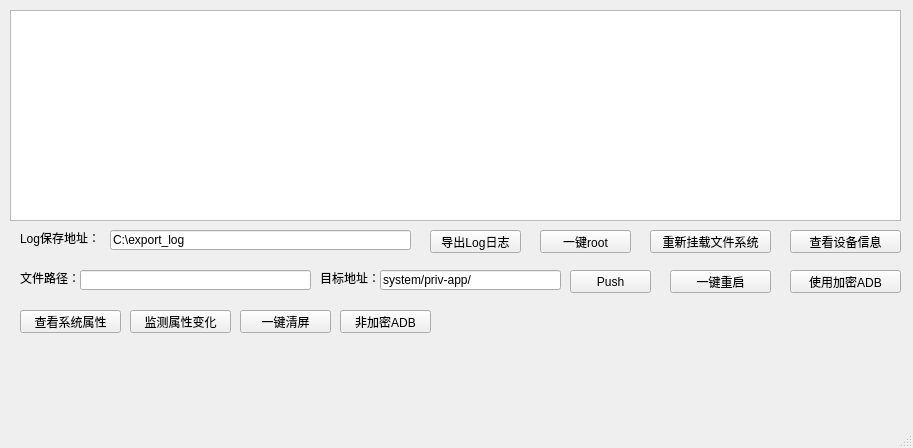
First picture: the form in ScriptTools/test.ui, repository jiaxingLiu/AdbDebugTools, before the edit.
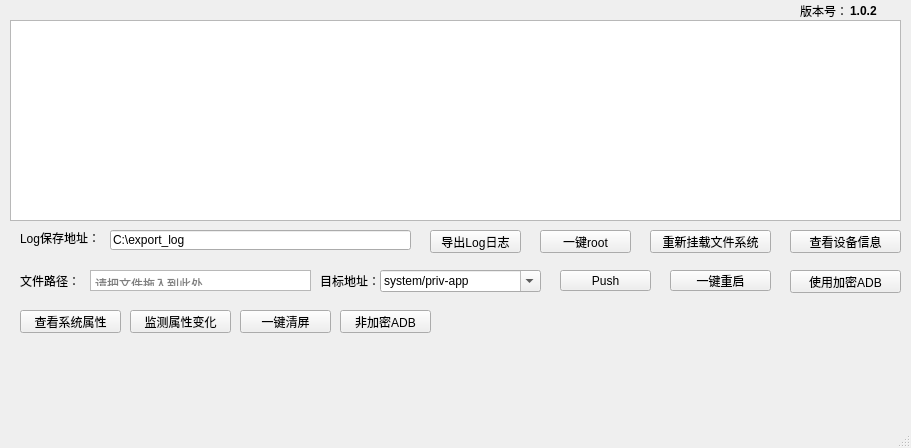
Second picture: the form after the edit.

Diff of the .ui file:
```diff
--- a/ScriptTools/test.ui
+++ b/ScriptTools/test.ui
@@ -9,7 +9,7 @@
    <rect>
     <x>0</x>
     <y>0</y>
-    <width>913</width>
+    <width>911</width>
     <height>448</height>
    </rect>
   </property>
@@ -104,9 +104,9 @@
     <property name="geometry">
      <rect>
       <x>10</x>
-      <y>10</y>
+      <y>20</y>
       <width>891</width>
-      <height>211</height>
+      <height>201</height>
      </rect>
     </property>
     <property name="readOnly">
@@ -119,7 +119,7 @@
       <x>670</x>
       <y>270</y>
       <width>101</width>
-      <height>23</height>
+      <height>21</height>
      </rect>
     </property>
     <property name="text">
@@ -132,33 +132,20 @@
       <x>20</x>
       <y>270</y>
       <width>91</width>
-      <height>16</height>
+      <height>21</height>
      </rect>
     </property>
     <property name="text">
      <string>文件路径：</string>
     </property>
    </widget>
-   <widget class="QLineEdit" name="le_file_path">
-    <property name="geometry">
-     <rect>
-      <x>80</x>
-      <y>270</y>
-      <width>231</width>
-      <height>20</height>
-     </rect>
-    </property>
-    <property name="clearButtonEnabled">
-     <bool>false</bool>
-    </property>
-   </widget>
    <widget class="QPushButton" name="btn_push">
     <property name="geometry">
      <rect>
-      <x>570</x>
+      <x>560</x>
       <y>270</y>
-      <width>81</width>
-      <height>23</height>
+      <width>91</width>
+      <height>21</height>
      </rect>
     </property>
     <property name="text">
@@ -191,26 +178,13 @@
      <string>监测属性变化</string>
     </property>
    </widget>
-   <widget class="QLineEdit" name="le_total_path">
-    <property name="geometry">
-     <rect>
-      <x>380</x>
-      <y>270</y>
-      <width>181</width>
-      <height>20</height>
-     </rect>
-    </property>
-    <property name="text">
-     <string>system/priv-app/</string>
-    </property>
-   </widget>
    <widget class="QLabel" name="label_3">
     <property name="geometry">
      <rect>
       <x>320</x>
       <y>270</y>
       <width>61</width>
-      <height>16</height>
+      <height>21</height>
      </rect>
     </property>
     <property name="text">
@@ -269,6 +243,132 @@
      <string>重新挂载文件系统</string>
     </property>
    </widget>
+   <widget class="QTextEdit" name="te_file_path">
+    <property name="geometry">
+     <rect>
+      <x>90</x>
+      <y>270</y>
+      <width>221</width>
+      <height>21</height>
+     </rect>
+    </property>
+    <property name="sizePolicy">
+     <sizepolicy hsizetype="Expanding" vsizetype="Expanding">
+      <horstretch>0</horstretch>
+      <verstretch>0</verstretch>
+     </sizepolicy>
+    </property>
+    <property name="mouseTracking">
+     <bool>false</bool>
+    </property>
+    <property name="toolTip">
+     <string/>
+    </property>
+    <property name="autoFillBackground">
+     <bool>false</bool>
+    </property>
+    <property name="frameShadow">
+     <enum>QFrame::Plain</enum>
+    </property>
+    <property name="verticalScrollBarPolicy">
+     <enum>Qt::ScrollBarAlwaysOff</enum>
+    </property>
+    <property name="horizontalScrollBarPolicy">
+     <enum>Qt::ScrollBarAlwaysOff</enum>
+    </property>
+    <property name="sizeAdjustPolicy">
+     <enum>QAbstractScrollArea::AdjustIgnored</enum>
+    </property>
+    <property name="tabChangesFocus">
+     <bool>false</bool>
+    </property>
+    <property name="lineWrapMode">
+     <enum>QTextEdit::WidgetWidth</enum>
+    </property>
+    <property name="lineWrapColumnOrWidth">
+     <number>-1</number>
+    </property>
+    <property name="html">
+     <string>&lt;!DOCTYPE HTML PUBLIC &quot;-//W3C//DTD HTML 4.0//EN&quot; &quot;http://www.w3.org/TR/REC-html40/strict.dtd&quot;&gt;
+&lt;html&gt;&lt;head&gt;&lt;meta name=&quot;qrichtext&quot; content=&quot;1&quot; /&gt;&lt;style type=&quot;text/css&quot;&gt;
+p, li { white-space: pre-wrap; }
+&lt;/style&gt;&lt;/head&gt;&lt;body style=&quot; font-family:'SimSun'; font-size:9pt; font-weight:400; font-style:normal;&quot;&gt;
+&lt;p style=&quot;-qt-paragraph-type:empty; margin-top:0px; margin-bottom:0px; margin-left:0px; margin-right:0px; -qt-block-indent:0; text-indent:0px;&quot;&gt;&lt;br /&gt;&lt;/p&gt;&lt;/body&gt;&lt;/html&gt;</string>
+    </property>
+    <property name="acceptRichText">
+     <bool>true</bool>
+    </property>
+    <property name="cursorWidth">
+     <number>1</number>
+    </property>
+    <property name="placeholderText">
+     <string>请把文件拖入到此处......</string>
+    </property>
+   </widget>
+   <widget class="QComboBox" name="cb_total_path">
+    <property name="geometry">
+     <rect>
+      <x>380</x>
+      <y>270</y>
+      <width>161</width>
+      <height>22</height>
+     </rect>
+    </property>
+    <property name="editable">
+     <bool>true</bool>
+    </property>
+    <item>
+     <property name="text">
+      <string>system/priv-app</string>
+     </property>
+    </item>
+    <item>
+     <property name="text">
+      <string>system/app</string>
+     </property>
+    </item>
+    <item>
+     <property name="text">
+      <string>data</string>
+     </property>
+    </item>
+   </widget>
+   <widget class="QLabel" name="label_5">
+    <property name="geometry">
+     <rect>
+      <x>800</x>
+      <y>0</y>
+      <width>54</width>
+      <height>21</height>
+     </rect>
+    </property>
+    <property name="text">
+     <string>版本号：</string>
+    </property>
+   </widget>
+   <widget class="QLabel" name="label_6">
+    <property name="geometry">
+     <rect>
+      <x>850</x>
+      <y>0</y>
+      <width>54</width>
+      <height>21</height>
+     </rect>
+    </property>
+    <property name="font">
+     <font>
+      <family>Arial</family>
+      <weight>75</weight>
+      <bold>true</bold>
+     </font>
+    </property>
+    <property name="text">
+     <string>1.0.2</string>
+    </property>
+    <property name="textFormat">
+     <enum>Qt::AutoText</enum>
+    </property>
+   </widget>
   </widget>
   <widget class="QStatusBar" name="statusbar"/>
  </widget>
```
Left out of the diff: 8 changed lines with no effect on the pictures.
